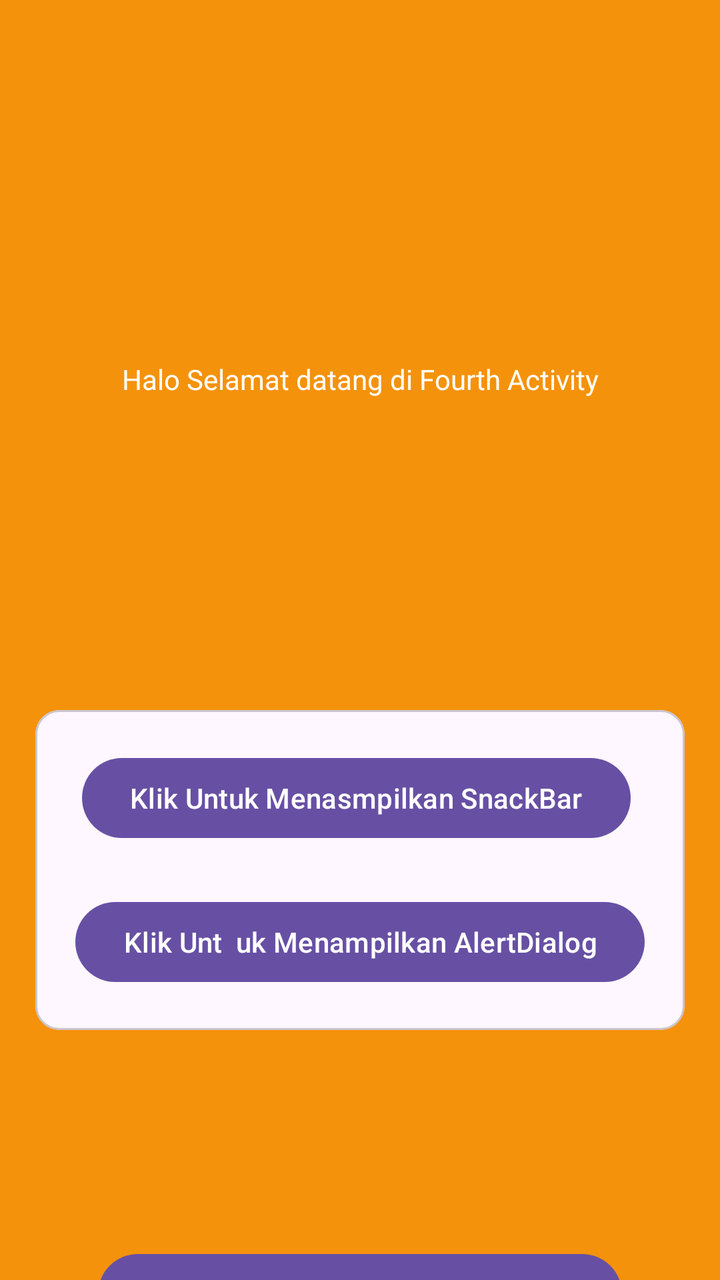
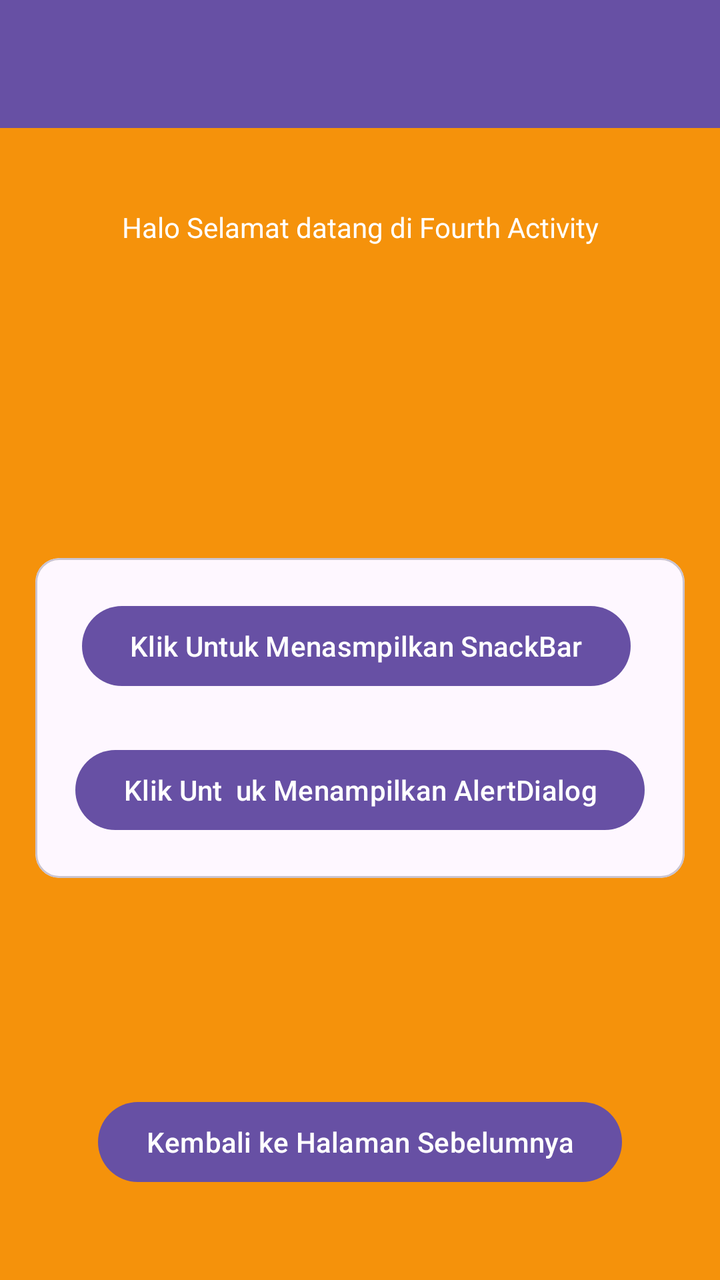

Screens rendered from an Android XML layout before and after an edit, with the pre-edit source and the edit as a unified diff.
<!-- AndroidManifest.xml: application theme Theme.IdoApps -->
<!-- res/layout/activity_fourth.xml -->
<?xml version="1.0" encoding="utf-8"?>
<androidx.constraintlayout.widget.ConstraintLayout xmlns:android="http://schemas.android.com/apk/res/android"
    xmlns:app="http://schemas.android.com/apk/res-auto"
    xmlns:tools="http://schemas.android.com/tools"
    android:id="@+id/main"
    android:layout_width="match_parent"
    android:layout_height="match_parent"
    tools:context=".pertemuan_4.FourthActivity"
    android:background="@color/yellow_primer"
    >


    <TextView
        android:id="@+id/textView3"
        android:layout_width="wrap_content"
        android:layout_height="wrap_content"
        android:layout_marginTop="180dp"
        android:textColor="@color/white"
        android:text="Halo Selamat datang di Fourth Activity"
        app:layout_constraintEnd_toEndOf="parent"
        app:layout_constraintStart_toStartOf="parent"
        app:layout_constraintTop_toTopOf="parent" />

    <com.google.android.material.card.MaterialCardView
        android:id="@+id/materialCardView"
        android:layout_width="wrap_content"
        android:layout_height="wrap_content"
        android:layout_marginTop="156dp"
        app:layout_constraintEnd_toEndOf="parent"
        app:layout_constraintStart_toStartOf="parent"
        app:layout_constraintTop_toBottomOf="@+id/textView3">

        <androidx.constraintlayout.widget.ConstraintLayout
            android:layout_width="match_parent"
            android:layout_height="match_parent"
            android:layout_margin="20dp">

            <Button
                android:id="@+id/btnShowSnackBar"
                android:layout_width="wrap_content"
                android:layout_height="wrap_content"
                android:layout_marginTop="152dp"
                android:text="Klik Untuk Menasmpilkan SnackBar"
                app:layout_constraintEnd_toEndOf="parent"
                app:layout_constraintHorizontal_bias="0.333"
                app:layout_constraintStart_toStartOf="parent"
                />

            <Button
                android:id="@+id/btnShowAlertDialog"
                android:layout_width="wrap_content"
                android:layout_height="wrap_content"
                android:layout_marginTop="24dp"
                android:text="Klik Unt  uk Menampilkan AlertDialog"
                app:layout_constraintEnd_toEndOf="parent"
                app:layout_constraintHorizontal_bias="0.0"
                app:layout_constraintStart_toStartOf="parent"
                app:layout_constraintTop_toBottomOf="@+id/btnShowSnackBar" />

        </androidx.constraintlayout.widget.ConstraintLayout>


    </com.google.android.material.card.MaterialCardView>

    <Button
        android:id="@+id/btnKembali"
        android:layout_width="wrap_content"
        android:layout_height="wrap_content"
        android:layout_marginTop="108dp"
        android:text="Kembali ke Halaman Sebelumnya"
        app:layout_constraintEnd_toEndOf="parent"
        app:layout_constraintStart_toStartOf="parent"
        app:layout_constraintTop_toBottomOf="@+id/materialCardView" />

    















</androidx.constraintlayout.widget.ConstraintLayout>
<!-- resources referenced by this layout -->
<resources>
  <color name="white">#FFFFFFFF</color>
  <color name="yellow_primer">#F5920B</color>
  <style name="Theme.IdoApps" parent="Base.Theme.IdoApps" />
  <style name="Base.Theme.IdoApps" parent="Theme.Material3.DayNight.NoActionBar">
          
          
      </style>
</resources>

<!-- the commit's change to res/layout/activity_fourth.xml (unified diff, before → after) -->
@@ -9,17 +9,25 @@
     android:background="@color/yellow_primer"
     >
 
+    <androidx.appcompat.widget.Toolbar
+        android:id="@+id/toolbar"
+        android:layout_width="match_parent"
+        android:layout_height="?attr/actionBarSize"
+        android:background="?attr/colorPrimary"
+        app:layout_constraintTop_toTopOf="parent"
+        app:subtitleTextColor="@android:color/white"
+        app:titleTextColor="@android:color/white" />
 
     <TextView
         android:id="@+id/textView3"
         android:layout_width="wrap_content"
         android:layout_height="wrap_content"
-        android:layout_marginTop="180dp"
+        android:layout_marginTop="40dp"
+        android:text="Halo Selamat datang di Fourth Activity"
         android:textColor="@color/white"
-        android:text="Halo Selamat datang di Fourth Activity"
         app:layout_constraintEnd_toEndOf="parent"
         app:layout_constraintStart_toStartOf="parent"
-        app:layout_constraintTop_toTopOf="parent" />
+        app:layout_constraintTop_toBottomOf="@+id/toolbar" />
 
     <com.google.android.material.card.MaterialCardView
         android:id="@+id/materialCardView"
